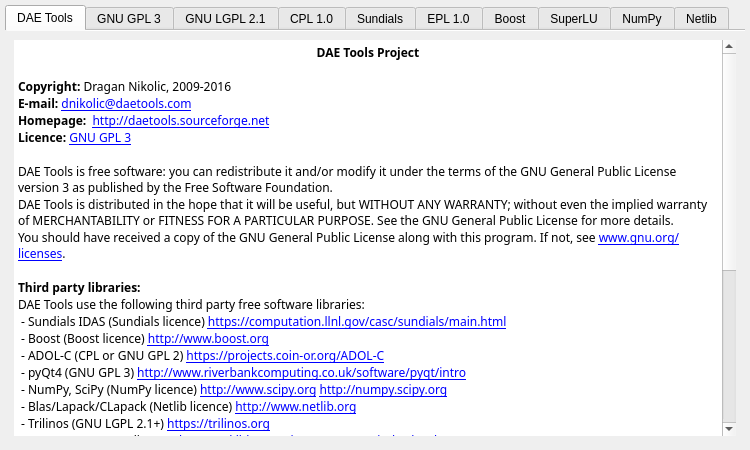
Above: trunk/daetools-package/daetools/dae_plotter/about.ui from v1kko/daetools before the change. Below: the same form after it.
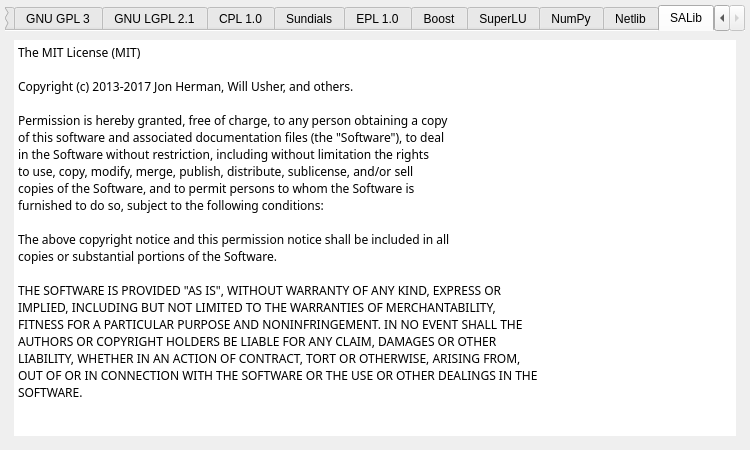
That is the form after the change. The open tabs and pages were chosen to show the change. Icons and pictures are not drawn.

What changed in the file:
```diff
--- a/trunk/daetools-package/daetools/dae_plotter/about.ui
+++ b/trunk/daetools-package/daetools/dae_plotter/about.ui
@@ -80,7 +80,7 @@
 &lt;/style&gt;&lt;/head&gt;&lt;body style=&quot; font-family:'Sans Serif'; font-size:11pt; font-weight:400; font-style:normal;&quot;&gt;
 &lt;p align=&quot;center&quot; style=&quot; margin-top:0px; margin-bottom:0px; margin-left:0px; margin-right:0px; -qt-block-indent:0; text-indent:0px;&quot;&gt;&lt;span style=&quot; font-size:9pt; font-weight:600;&quot;&gt;DAE Tools Project&lt;/span&gt;&lt;/p&gt;
 &lt;p style=&quot;-qt-paragraph-type:empty; margin-top:0px; margin-bottom:0px; margin-left:0px; margin-right:0px; -qt-block-indent:0; text-indent:0px; font-size:9pt;&quot;&gt;&lt;br /&gt;&lt;/p&gt;
-&lt;p style=&quot; margin-top:0px; margin-bottom:0px; margin-left:0px; margin-right:0px; -qt-block-indent:0; text-indent:0px;&quot;&gt;&lt;span style=&quot; font-size:9pt; font-weight:600;&quot;&gt;Copyright:&lt;/span&gt;&lt;span style=&quot; font-size:9pt;&quot;&gt; Dragan Nikolic, 2009-2016&lt;/span&gt;&lt;/p&gt;
+&lt;p style=&quot; margin-top:0px; margin-bottom:0px; margin-left:0px; margin-right:0px; -qt-block-indent:0; text-indent:0px;&quot;&gt;&lt;span style=&quot; font-size:9pt; font-weight:600;&quot;&gt;Copyright:&lt;/span&gt;&lt;span style=&quot; font-size:9pt;&quot;&gt; Dragan Nikolic, 2009-2017&lt;/span&gt;&lt;/p&gt;
 &lt;p style=&quot; margin-top:0px; margin-bottom:0px; margin-left:0px; margin-right:0px; -qt-block-indent:0; text-indent:0px;&quot;&gt;&lt;span style=&quot; font-size:9pt; font-weight:600;&quot;&gt;E-mail:&lt;/span&gt;&lt;span style=&quot; font-size:9pt;&quot;&gt; &lt;/span&gt;&lt;a href=&quot;dnikolic@daetools.com&quot;&gt;&lt;span style=&quot; font-size:9pt; text-decoration: underline; color:#0000ff;&quot;&gt;dnikolic@daetools.com&lt;/span&gt;&lt;/a&gt;&lt;/p&gt;
 &lt;p style=&quot; margin-top:0px; margin-bottom:0px; margin-left:0px; margin-right:0px; -qt-block-indent:0; text-indent:0px;&quot;&gt;&lt;span style=&quot; font-size:9pt; font-weight:600;&quot;&gt;Homepage:&lt;/span&gt;&lt;span style=&quot; font-size:9pt;&quot;&gt;  &lt;/span&gt;&lt;a href=&quot;http://daetools.sourceforge.net&quot;&gt;&lt;span style=&quot; font-size:9pt; text-decoration: underline; color:#0000ff;&quot;&gt;http://daetools.sourceforge.net&lt;/span&gt;&lt;/a&gt;&lt;span style=&quot; font-size:9pt;&quot;&gt;  &lt;/span&gt;&lt;/p&gt;
 &lt;p style=&quot; margin-top:0px; margin-bottom:0px; margin-left:0px; margin-right:0px; -qt-block-indent:0; text-indent:0px;&quot;&gt;&lt;span style=&quot; font-size:9pt; font-weight:600;&quot;&gt;Licence: &lt;/span&gt;&lt;a href=&quot;http://www.gnu.org/licenses/gpl.html&quot;&gt;&lt;span style=&quot; font-size:9pt; text-decoration: underline; color:#0000ff;&quot;&gt;GNU GPL 3&lt;/span&gt;&lt;/a&gt;&lt;/p&gt;
@@ -2038,6 +2038,68 @@
        </item>
       </layout>
      </widget>
+     <widget class="QWidget" name="tab_11">
+      <attribute name="title">
+       <string>SALib</string>
+      </attribute>
+      <layout class="QVBoxLayout" name="verticalLayout_17">
+       <item>
+        <layout class="QVBoxLayout" name="verticalLayout_23">
+         <item>
+          <widget class="QTextEdit" name="textSundials_10">
+           <property name="font">
+            <font>
+             <family>Sans Serif</family>
+            </font>
+           </property>
+           <property name="frameShape">
+            <enum>QFrame::NoFrame</enum>
+           </property>
+           <property name="frameShadow">
+            <enum>QFrame::Plain</enum>
+           </property>
+           <property name="undoRedoEnabled">
+            <bool>false</bool>
+           </property>
+           <property name="lineWrapMode">
+            <enum>QTextEdit::WidgetWidth</enum>
+           </property>
+           <property name="html">
+            <string>&lt;!DOCTYPE HTML PUBLIC &quot;-//W3C//DTD HTML 4.0//EN&quot; &quot;http://www.w3.org/TR/REC-html40/strict.dtd&quot;&gt;
+&lt;html&gt;&lt;head&gt;&lt;meta name=&quot;qrichtext&quot; content=&quot;1&quot; /&gt;&lt;style type=&quot;text/css&quot;&gt;
+p, li { white-space: pre-wrap; }
+&lt;/style&gt;&lt;/head&gt;&lt;body style=&quot; font-family:'Sans Serif'; font-size:11pt; font-weight:400; font-style:normal;&quot;&gt;
+&lt;p style=&quot; margin-top:12px; margin-bottom:0px; margin-left:0px; margin-right:0px; -qt-block-indent:0; text-indent:0px;&quot;&gt;&lt;span style=&quot; font-family:'monospace'; font-size:9pt;&quot;&gt;The MIT License (MIT)&lt;/span&gt;&lt;/p&gt;
+&lt;p style=&quot;-qt-paragraph-type:empty; margin-top:0px; margin-bottom:0px; margin-left:0px; margin-right:0px; -qt-block-indent:0; text-indent:0px; font-family:'monospace'; font-size:9pt;&quot;&gt;&lt;br /&gt;&lt;/p&gt;
+&lt;p style=&quot; margin-top:0px; margin-bottom:0px; margin-left:0px; margin-right:0px; -qt-block-indent:0; text-indent:0px;&quot;&gt;&lt;span style=&quot; font-family:'monospace'; font-size:9pt;&quot;&gt;Copyright (c) 2013-2017 Jon Herman, Will Usher, and others.&lt;/span&gt;&lt;/p&gt;
+&lt;p style=&quot;-qt-paragraph-type:empty; margin-top:0px; margin-bottom:0px; margin-left:0px; margin-right:0px; -qt-block-indent:0; text-indent:0px; font-family:'monospace'; font-size:9pt;&quot;&gt;&lt;br /&gt;&lt;/p&gt;
+&lt;p style=&quot; margin-top:0px; margin-bottom:0px; margin-left:0px; margin-right:0px; -qt-block-indent:0; text-indent:0px;&quot;&gt;&lt;span style=&quot; font-family:'monospace'; font-size:9pt;&quot;&gt;Permission is hereby granted, free of charge, to any person obtaining a copy&lt;/span&gt;&lt;/p&gt;
+&lt;p style=&quot; margin-top:0px; margin-bottom:0px; margin-left:0px; margin-right:0px; -qt-block-indent:0; text-indent:0px;&quot;&gt;&lt;span style=&quot; font-family:'monospace'; font-size:9pt;&quot;&gt;of this software and associated documentation files (the &amp;quot;Software&amp;quot;), to deal&lt;/span&gt;&lt;/p&gt;
+&lt;p style=&quot; margin-top:0px; margin-bottom:0px; margin-left:0px; margin-right:0px; -qt-block-indent:0; text-indent:0px;&quot;&gt;&lt;span style=&quot; font-family:'monospace'; font-size:9pt;&quot;&gt;in the Software without restriction, including without limitation the rights&lt;/span&gt;&lt;/p&gt;
+&lt;p style=&quot; margin-top:0px; margin-bottom:0px; margin-left:0px; margin-right:0px; -qt-block-indent:0; text-indent:0px;&quot;&gt;&lt;span style=&quot; font-family:'monospace'; font-size:9pt;&quot;&gt;to use, copy, modify, merge, publish, distribute, sublicense, and/or sell&lt;/span&gt;&lt;/p&gt;
+&lt;p style=&quot; margin-top:0px; margin-bottom:0px; margin-left:0px; margin-right:0px; -qt-block-indent:0; text-indent:0px;&quot;&gt;&lt;span style=&quot; font-family:'monospace'; font-size:9pt;&quot;&gt;copies of the Software, and to permit persons to whom the Software is&lt;/span&gt;&lt;/p&gt;
+&lt;p style=&quot; margin-top:0px; margin-bottom:0px; margin-left:0px; margin-right:0px; -qt-block-indent:0; text-indent:0px;&quot;&gt;&lt;span style=&quot; font-family:'monospace'; font-size:9pt;&quot;&gt;furnished to do so, subject to the following conditions:&lt;/span&gt;&lt;/p&gt;
+&lt;p style=&quot;-qt-paragraph-type:empty; margin-top:0px; margin-bottom:0px; margin-left:0px; margin-right:0px; -qt-block-indent:0; text-indent:0px; font-family:'monospace'; font-size:9pt;&quot;&gt;&lt;br /&gt;&lt;/p&gt;
+&lt;p style=&quot; margin-top:0px; margin-bottom:0px; margin-left:0px; margin-right:0px; -qt-block-indent:0; text-indent:0px;&quot;&gt;&lt;span style=&quot; font-family:'monospace'; font-size:9pt;&quot;&gt;The above copyright notice and this permission notice shall be included in all&lt;/span&gt;&lt;/p&gt;
+&lt;p style=&quot; margin-top:0px; margin-bottom:0px; margin-left:0px; margin-right:0px; -qt-block-indent:0; text-indent:0px;&quot;&gt;&lt;span style=&quot; font-family:'monospace'; font-size:9pt;&quot;&gt;copies or substantial portions of the Software.&lt;/span&gt;&lt;/p&gt;
+&lt;p style=&quot;-qt-paragraph-type:empty; margin-top:0px; margin-bottom:0px; margin-left:0px; margin-right:0px; -qt-block-indent:0; text-indent:0px; font-family:'monospace'; font-size:9pt;&quot;&gt;&lt;br /&gt;&lt;/p&gt;
+&lt;p style=&quot; margin-top:0px; margin-bottom:0px; margin-left:0px; margin-right:0px; -qt-block-indent:0; text-indent:0px;&quot;&gt;&lt;span style=&quot; font-family:'monospace'; font-size:9pt;&quot;&gt;THE SOFTWARE IS PROVIDED &amp;quot;AS IS&amp;quot;, WITHOUT WARRANTY OF ANY KIND, EXPRESS OR&lt;/span&gt;&lt;/p&gt;
+&lt;p style=&quot; margin-top:0px; margin-bottom:0px; margin-left:0px; margin-right:0px; -qt-block-indent:0; text-indent:0px;&quot;&gt;&lt;span style=&quot; font-family:'monospace'; font-size:9pt;&quot;&gt;IMPLIED, INCLUDING BUT NOT LIMITED TO THE WARRANTIES OF MERCHANTABILITY,&lt;/span&gt;&lt;/p&gt;
+&lt;p style=&quot; margin-top:0px; margin-bottom:0px; margin-left:0px; margin-right:0px; -qt-block-indent:0; text-indent:0px;&quot;&gt;&lt;span style=&quot; font-family:'monospace'; font-size:9pt;&quot;&gt;FITNESS FOR A PARTICULAR PURPOSE AND NONINFRINGEMENT. IN NO EVENT SHALL THE&lt;/span&gt;&lt;/p&gt;
+&lt;p style=&quot; margin-top:0px; margin-bottom:0px; margin-left:0px; margin-right:0px; -qt-block-indent:0; text-indent:0px;&quot;&gt;&lt;span style=&quot; font-family:'monospace'; font-size:9pt;&quot;&gt;AUTHORS OR COPYRIGHT HOLDERS BE LIABLE FOR ANY CLAIM, DAMAGES OR OTHER&lt;/span&gt;&lt;/p&gt;
+&lt;p style=&quot; margin-top:0px; margin-bottom:0px; margin-left:0px; margin-right:0px; -qt-block-indent:0; text-indent:0px;&quot;&gt;&lt;span style=&quot; font-family:'monospace'; font-size:9pt;&quot;&gt;LIABILITY, WHETHER IN AN ACTION OF CONTRACT, TORT OR OTHERWISE, ARISING FROM,&lt;/span&gt;&lt;/p&gt;
+&lt;p style=&quot; margin-top:0px; margin-bottom:0px; margin-left:0px; margin-right:0px; -qt-block-indent:0; text-indent:0px;&quot;&gt;&lt;span style=&quot; font-family:'monospace'; font-size:9pt;&quot;&gt;OUT OF OR IN CONNECTION WITH THE SOFTWARE OR THE USE OR OTHER DEALINGS IN THE&lt;/span&gt;&lt;/p&gt;
+&lt;p style=&quot; margin-top:0px; margin-bottom:12px; margin-left:0px; margin-right:0px; -qt-block-indent:0; text-indent:0px;&quot;&gt;&lt;span style=&quot; font-family:'monospace'; font-size:9pt;&quot;&gt;SOFTWARE.&lt;/span&gt;&lt;/p&gt;&lt;/body&gt;&lt;/html&gt;</string>
+           </property>
+           <property name="textInteractionFlags">
+            <set>Qt::LinksAccessibleByKeyboard|Qt::LinksAccessibleByMouse|Qt::TextBrowserInteraction|Qt::TextSelectableByKeyboard|Qt::TextSelectableByMouse</set>
+           </property>
+          </widget>
+         </item>
+        </layout>
+       </item>
+      </layout>
+     </widget>
     </widget>
    </item>
   </layout>
```
